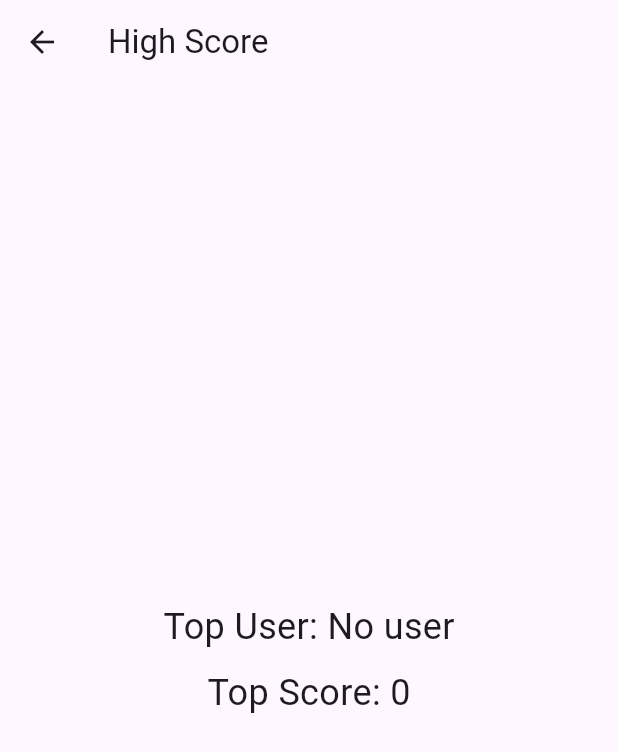
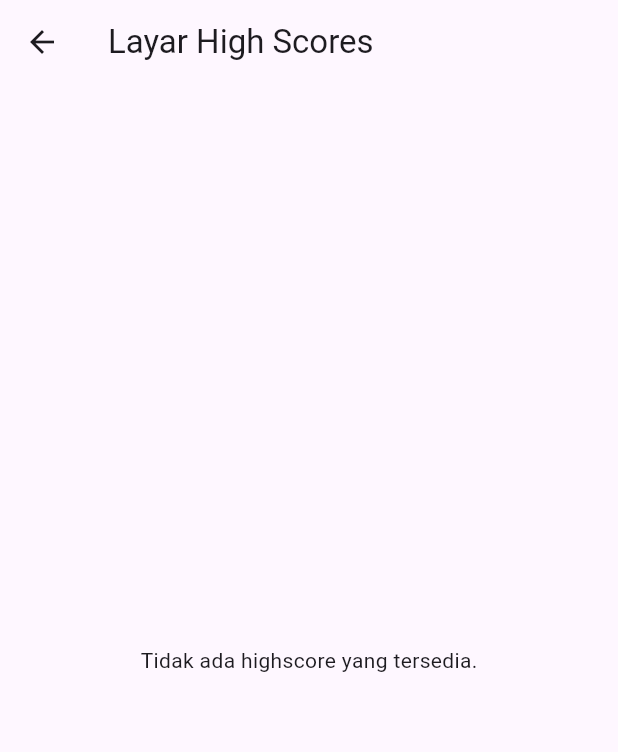
Before and after one commit to Ryunite/imatching_etdah, a Flutter app: the HighScore screen opened directly, on a phone screen of 412 x 824 dp. Shown: the top 752 px of the screen. Run offline on Flutter 3.47's test engine with Material 3 defaults, Android fonts, the light colour scheme and no system bars; our stand-ins replace shared_preferences; accounts and stored records are empty.

Commit message:
Update highscore.dart

```diff
--- a/lib/highscore.dart
+++ b/lib/highscore.dart
@@ -21,25 +21,57 @@ class _HighScoreState extends State<HighScore> {
 
   Future<void> _loadHighScore() async {
     final prefs = await SharedPreferences.getInstance();
-    setState(() {
-      _topUser = prefs.getString('top_user') ?? "No user";
-      _topPoint = prefs.getInt('top_point') ?? 0;
-    });
+    List<String> highScores = prefs.getStringList('high_scores') ?? [];
+    // setState(() {
+    //   _topUser = prefs.getString('top_user') ?? "No user";
+    //   _topPoint = prefs.getInt('top_point') ?? 0;
+
+    // });
   }
 
+  Future<List<String>> getHighScores() async {
+    final prefs = await SharedPreferences.getInstance();
+    return prefs.getStringList('high_scores') ?? [];
+  }
+
+  // @override
+  // Widget build(BuildContext context) {
+  //   return Scaffold(
+  //     appBar: AppBar(title: Text("High Score")),
+  //     body: Center(
+  //       child: Column(
+  //         mainAxisAlignment: MainAxisAlignment.center,
+  //         children: [
+  //           Text("Top User: $_topUser", style: TextStyle(fontSize: 24)),
+  //           SizedBox(height: 10),
+  //           Text("Top Score: $_topPoint", style: TextStyle(fontSize: 24)),
+  //         ],
+  //       ),
+  //     ),
+  //   );
+  // }
   @override
   Widget build(BuildContext context) {
     return Scaffold(
-      appBar: AppBar(title: Text("High Score")),
-      body: Center(
-        child: Column(
-          mainAxisAlignment: MainAxisAlignment.center,
-          children: [
-            Text("Top User: $_topUser", style: TextStyle(fontSize: 24)),
-            SizedBox(height: 10),
-            Text("Top Score: $_topPoint", style: TextStyle(fontSize: 24)),
-          ],
-        ),
+      appBar: AppBar(title: Text("Layar High Scores")),
+      body: FutureBuilder<List<String>>(
+        future: getHighScores(),
+        builder: (context, snapshot) {
+          if (snapshot.connectionState == ConnectionState.waiting) {
+            return Center(child: CircularProgressIndicator());
+          } else if (!snapshot.hasData || snapshot.data!.isEmpty) {
+            return Center(child: Text("Tidak ada highscore yang tersedia."));
+          }
+
+          final scores = snapshot.data!;
+          return ListView.builder(
+            itemCount: scores.length,
+            itemBuilder: (context, index) {
+              final parts = scores[index].split(':');
+              return ListTile(title: Text(parts[0]), trailing: Text(parts[1]));
+            },
+          );
+        },
       ),
     );
   }
```
